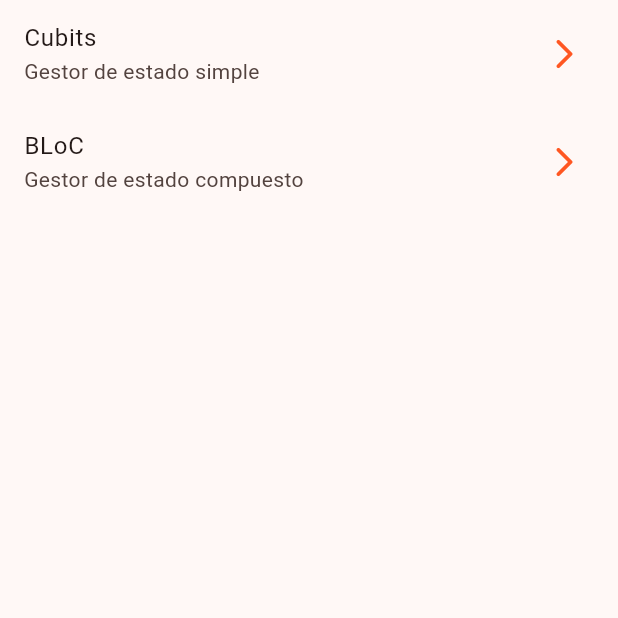
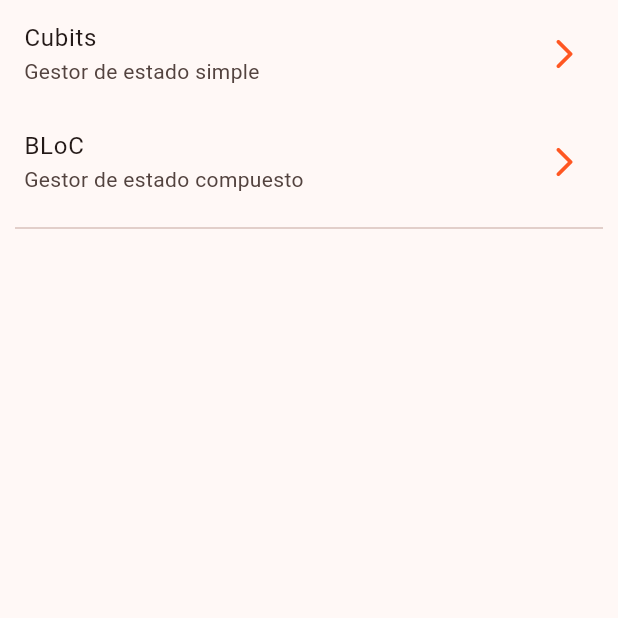
Before and after one commit to JuanMiguelUribe/forms_app, a Flutter app: the screen it shows after launch, on a phone screen of 412 x 824 dp, the top half of it. Run offline on Flutter 3.47's test engine with Material 3 defaults, Android fonts, the phone set to English and light mode, and no system bars; our stand-ins replace equatable, flutter_bloc, go_router.

Commit message:
linea divisoria

```diff
--- a/lib/presentation/screens/home_screen.dart
+++ b/lib/presentation/screens/home_screen.dart
@@ -25,6 +25,10 @@ class HomeScreen extends StatelessWidget {
               context.push("/counter-bloc");
             },
           ),
+          Padding(
+            padding: const EdgeInsets.symmetric(horizontal: 10),
+            child: Divider(),
+          ),
         ],
       ),
     );
```
